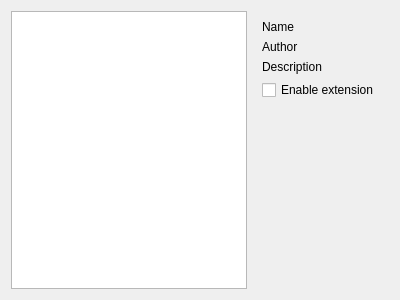
Old version of the form src/extensionsettings.ui in the repository DrMoriarty/cuberok.
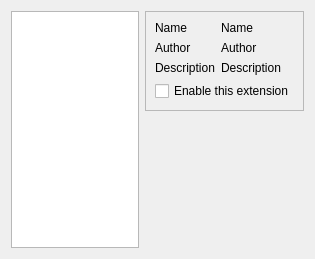
New version of the form.

Commit message: settings of extensions & bugfixes

```diff
--- a/src/extensionsettings.ui
+++ b/src/extensionsettings.ui
@@ -6,8 +6,8 @@
    <rect>
     <x>0</x>
     <y>0</y>
-    <width>400</width>
-    <height>300</height>
+    <width>305</width>
+    <height>259</height>
    </rect>
   </property>
   <property name="windowTitle">
@@ -15,7 +15,20 @@
   </property>
   <layout class="QHBoxLayout" name="horizontalLayout">
    <item>
-    <widget class="QListWidget" name="listWidget"/>
+    <widget class="QListWidget" name="listWidget">
+     <property name="minimumSize">
+      <size>
+       <width>128</width>
+       <height>64</height>
+      </size>
+     </property>
+     <property name="maximumSize">
+      <size>
+       <width>256</width>
+       <height>16777215</height>
+      </size>
+     </property>
+    </widget>
    </item>
    <item>
     <widget class="QWidget" name="widget" native="true">
@@ -26,13 +39,13 @@
       <item>
        <widget class="QFrame" name="frame">
         <property name="frameShape">
-         <enum>QFrame::NoFrame</enum>
+         <enum>QFrame::StyledPanel</enum>
         </property>
         <property name="frameShadow">
          <enum>QFrame::Raised</enum>
         </property>
-        <layout class="QVBoxLayout" name="verticalLayout">
-         <item>
+        <layout class="QGridLayout" name="gridLayout">
+         <item row="0" column="1">
           <widget class="QLabel" name="label_Name">
            <property name="text">
             <string>Name</string>
@@ -45,7 +58,7 @@
            </property>
           </widget>
          </item>
-         <item>
+         <item row="1" column="1">
           <widget class="QLabel" name="label_Author">
            <property name="text">
             <string>Author</string>
@@ -58,7 +71,7 @@
            </property>
           </widget>
          </item>
-         <item>
+         <item row="2" column="1">
           <widget class="QLabel" name="label_Description">
            <property name="text">
             <string>Description</string>
@@ -71,10 +84,49 @@
            </property>
           </widget>
          </item>
-         <item>
+         <item row="3" column="0" colspan="2">
           <widget class="QCheckBox" name="checkBox_Enabled">
            <property name="text">
-            <string>Enable extension</string>
+            <string>Enable this extension</string>
+           </property>
+          </widget>
+         </item>
+         <item row="0" column="0">
+          <widget class="QLabel" name="label">
+           <property name="sizePolicy">
+            <sizepolicy hsizetype="Fixed" vsizetype="Preferred">
+             <horstretch>0</horstretch>
+             <verstretch>0</verstretch>
+            </sizepolicy>
+           </property>
+           <property name="text">
+            <string>Name</string>
+           </property>
+          </widget>
+         </item>
+         <item row="1" column="0">
+          <widget class="QLabel" name="label_2">
+           <property name="sizePolicy">
+            <sizepolicy hsizetype="Fixed" vsizetype="Preferred">
+             <horstretch>0</horstretch>
+             <verstretch>0</verstretch>
+            </sizepolicy>
+           </property>
+           <property name="text">
+            <string>Author</string>
+           </property>
+          </widget>
+         </item>
+         <item row="2" column="0">
+          <widget class="QLabel" name="label_3">
+           <property name="sizePolicy">
+            <sizepolicy hsizetype="Fixed" vsizetype="Preferred">
+             <horstretch>0</horstretch>
+             <verstretch>0</verstretch>
+            </sizepolicy>
+           </property>
+           <property name="text">
+            <string>Description</string>
            </property>
           </widget>
          </item>
```
Left out of the diff: 18 changed lines with no effect on the pictures. The commit also changes 24 other files.
